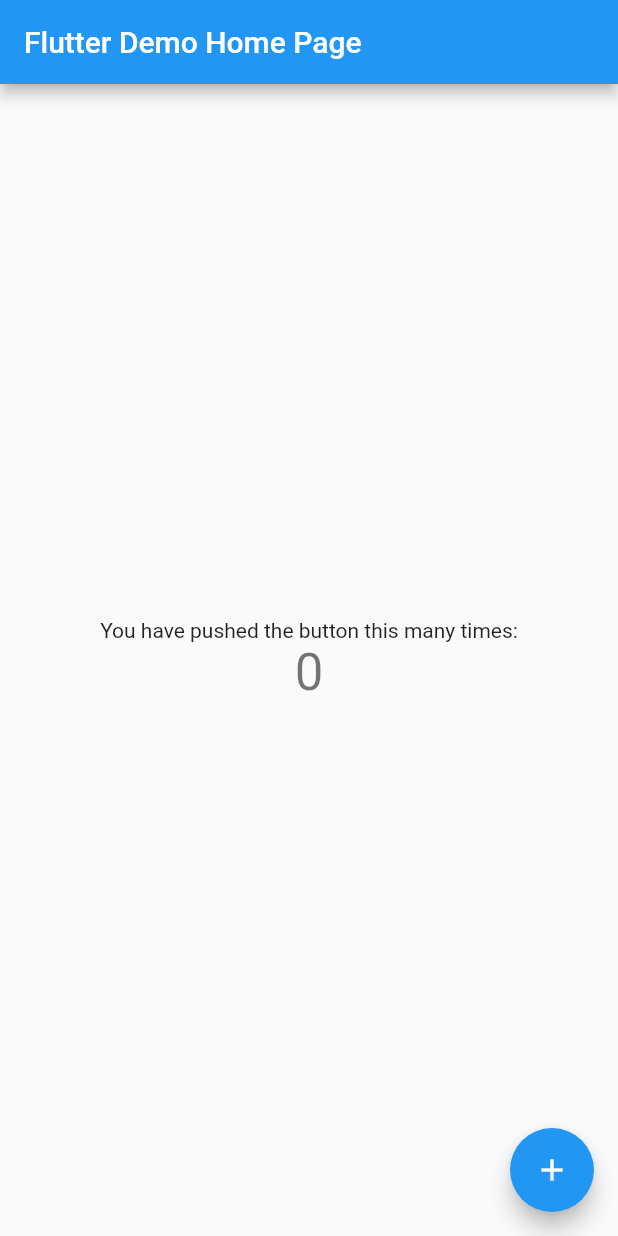
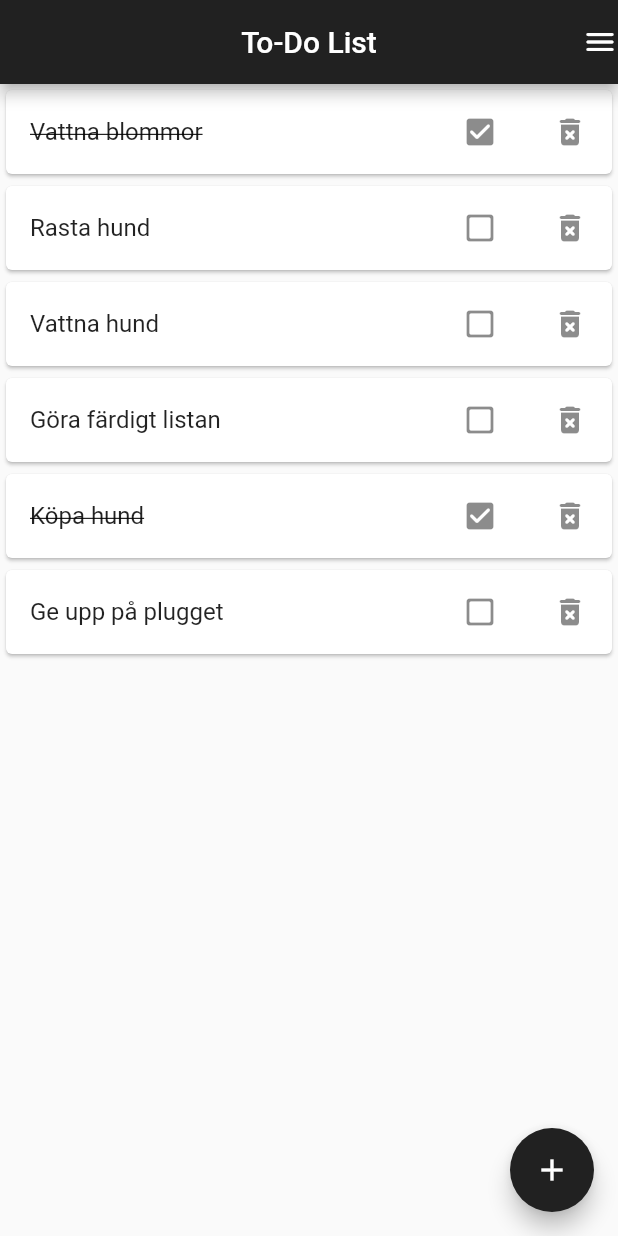
Before and after one commit to gu-tig169-ht21/gusenkca, a Flutter app: the screen it shows after launch, on a phone screen of 412 x 824 dp. Run offline on Flutter 3.47's test engine with Material 2 defaults, Android fonts, the phone set to English and light mode, and no system bars.

Commit message:
uppgift 1

```diff
--- a/lib/main.dart
+++ b/lib/main.dart
@@ -1,115 +1,138 @@
+// ignore_for_file: prefer_const_constructors
+
 import 'package:flutter/material.dart';
 
 void main() {
-  runApp(const MyApp());
+  runApp(AttGora());
 }
 
-class MyApp extends StatelessWidget {
-  const MyApp({Key? key}) : super(key: key);
+class AttGora extends StatelessWidget {
+  const AttGora({Key? key}) : super(key: key);
 
-  // This widget is the root of your application.
   @override
   Widget build(BuildContext context) {
     return MaterialApp(
-      title: 'Flutter Demo',
-      theme: ThemeData(
-        // This is the theme of your application.
-        //
-        // Try running your application with "flutter run". You'll see the
-        // application has a blue toolbar. Then, without quitting the app, try
-        // changing the primarySwatch below to Colors.green and then invoke
-        // "hot reload" (press "r" in the console where you ran "flutter run",
-        // or simply save your changes to "hot reload" in a Flutter IDE).
-        // Notice that the counter didn't reset back to zero; the application
-        // is not restarted.
-        primarySwatch: Colors.blue,
-      ),
-      home: const MyHomePage(title: 'Flutter Demo Home Page'),
+      home: MainView(),
     );
   }
 }
 
-class MyHomePage extends StatefulWidget {
-  const MyHomePage({Key? key, required this.title}) : super(key: key);
-
-  // This widget is the home page of your application. It is stateful, meaning
-  // that it has a State object (defined below) that contains fields that affect
-  // how it looks.
-
-  // This class is the configuration for the state. It holds the values (in this
-  // case the title) provided by the parent (in this case the App widget) and
-  // used by the build method of the State. Fields in a Widget subclass are
-  // always marked "final".
-
-  final String title;
-
-  @override
-  State<MyHomePage> createState() => _MyHomePageState();
-}
-
-class _MyHomePageState extends State<MyHomePage> {
-  int _counter = 0;
-
-  void _incrementCounter() {
-    setState(() {
-      // This call to setState tells the Flutter framework that something has
-      // changed in this State, which causes it to rerun the build method below
-      // so that the display can reflect the updated values. If we changed
-      // _counter without calling setState(), then the build method would not be
-      // called again, and so nothing would appear to happen.
-      _counter++;
-    });
-  }
+//to do: dela upp & fixa stateful/interactive
+class MainView extends StatelessWidget {
+  const MainView({Key? key}) : super(key: key);
 
   @override
   Widget build(BuildContext context) {
-    // This method is rerun every time setState is called, for instance as done
-    // by the _incrementCounter method above.
-    //
-    // The Flutter framework has been optimized to make rerunning build methods
-    // fast, so that you can just rebuild anything that needs updating rather
-    // than having to individually change instances of widgets.
     return Scaffold(
-      appBar: AppBar(
-        // Here we take the value from the MyHomePage object that was created by
-        // the App.build method, and use it to set our appbar title.
-        title: Text(widget.title),
-      ),
-      body: Center(
-        // Center is a layout widget. It takes a single child and positions it
-        // in the middle of the parent.
-        child: Column(
-          // Column is also a layout widget. It takes a list of children and
-          // arranges them vertically. By default, it sizes itself to fit its
-          // children horizontally, and tries to be as tall as its parent.
-          //
-          // Invoke "debug painting" (press "p" in the console, choose the
-          // "Toggle Debug Paint" action from the Flutter Inspector in Android
-          // Studio, or the "Toggle Debug Paint" command in Visual Studio Code)
-          // to see the wireframe for each widget.
-          //
-          // Column has various properties to control how it sizes itself and
-          // how it positions its children. Here we use mainAxisAlignment to
-          // center the children vertically; the main axis here is the vertical
-          // axis because Columns are vertical (the cross axis would be
-          // horizontal).
-          mainAxisAlignment: MainAxisAlignment.center,
-          children: <Widget>[
-            const Text(
-              'You have pushed the button this many times:',
+      appBar: _appbar(),
+      body: _lista(),
+      floatingActionButton: _fab(),
+    );
+  }
+
+  PreferredSizeWidget _appbar() {
+    return AppBar(
+        centerTitle: true,
+        title: const Text('To-Do List'),
+        backgroundColor: Colors.grey[900],
+        actions: const [
+          Icon(
+            Icons.menu_rounded,
+            color: Colors.white,
+            size: 24.0,
+          )
+        ]);
+  }
+
+//to do: gör om till containers - build(body:container(child(row(children[expand(child:container) etc etc
+  Widget _lista() {
+    return ListView(
+      children: [
+        Card(
+          child: ListTile(
+            title: Text('Vattna blommor',
+                style: TextStyle(decoration: TextDecoration.lineThrough)),
+            trailing: Wrap(
+              spacing: 36,
+              children: const [
+                Icon(Icons.check_box_rounded),
+                Icon(Icons.delete_forever_rounded),
+              ],
             ),
-            Text(
-              '$_counter',
-              style: Theme.of(context).textTheme.headline4,
+          ),
+        ),
+        Card(
+          child: ListTile(
+            title: Text('Rasta hund'),
+            trailing: Wrap(
+              spacing: 36,
+              children: const [
+                Icon(Icons.check_box_outline_blank_rounded),
+                Icon(Icons.delete_forever_rounded),
+              ],
             ),
-          ],
+          ),
         ),
-      ),
-      floatingActionButton: FloatingActionButton(
-        onPressed: _incrementCounter,
-        tooltip: 'Increment',
-        child: const Icon(Icons.add),
-      ), // This trailing comma makes auto-formatting nicer for build methods.
+        Card(
+          child: ListTile(
+            title: Text('Vattna hund'),
+            trailing: Wrap(
+              spacing: 36,
+              children: const [
+                Icon(Icons.check_box_outline_blank_rounded),
+                Icon(Icons.delete_forever_rounded),
+              ],
+            ),
+          ),
+        ),
+        Card(
+          child: ListTile(
+            title: Text('Göra färdigt listan'),
+            trailing: Wrap(
+              spacing: 36,
+              children: const [
+                Icon(Icons.check_box_outline_blank_rounded),
+                Icon(Icons.delete_forever_rounded),
+              ],
+            ),
+          ),
+        ),
+        Card(
+          child: ListTile(
+            title: Text('Köpa hund',
+                style: TextStyle(decoration: TextDecoration.lineThrough)),
+            trailing: Wrap(
+              spacing: 36,
+              children: const [
+                Icon(Icons.check_box_rounded),
+                Icon(Icons.delete_forever_rounded),
+              ],
+            ),
+          ),
+        ),
+        Card(
+          child: ListTile(
+            title: Text('Ge upp på plugget'),
+            trailing: Wrap(
+              spacing: 36,
+              children: const [
+                Icon(Icons.check_box_outline_blank_rounded),
+                Icon(Icons.delete_forever_rounded),
+              ],
+            ),
+          ),
+        ),
+      ],
+    );
+  }
+
+//to do: inaktiv/null
+  Widget _fab() {
+    return FloatingActionButton(
+      onPressed: null,
+      child: Icon(Icons.add),
+      backgroundColor: Colors.grey[900],
+      foregroundColor: Colors.white,
     );
   }
 }
```
Also changed, not shown: 1 other file.
